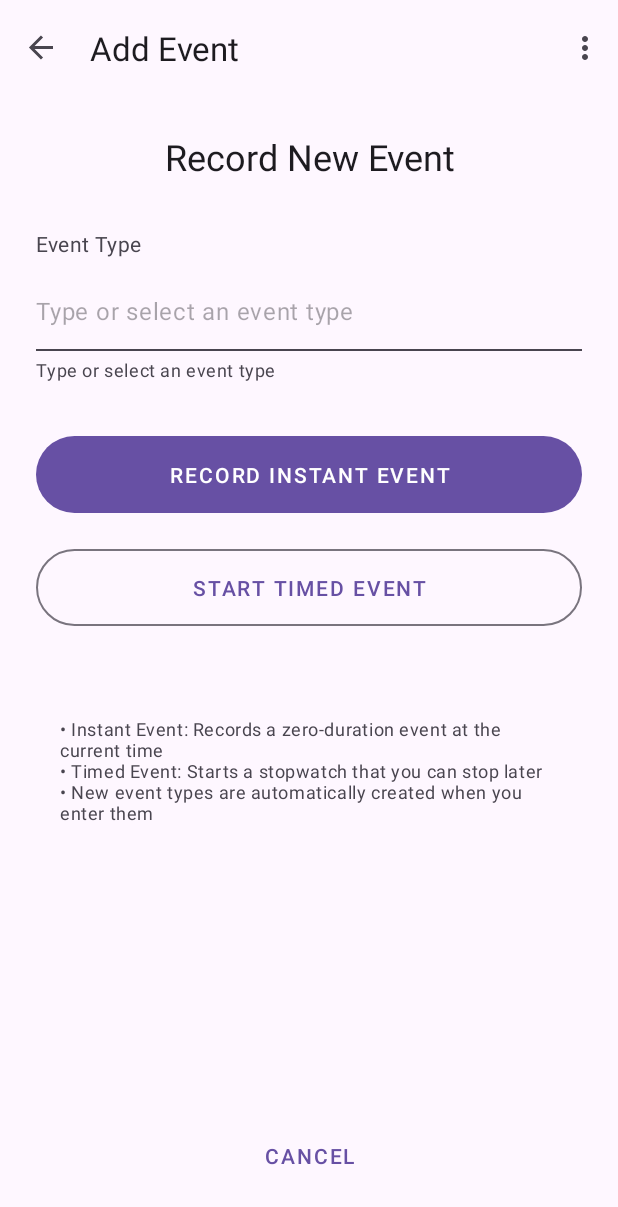
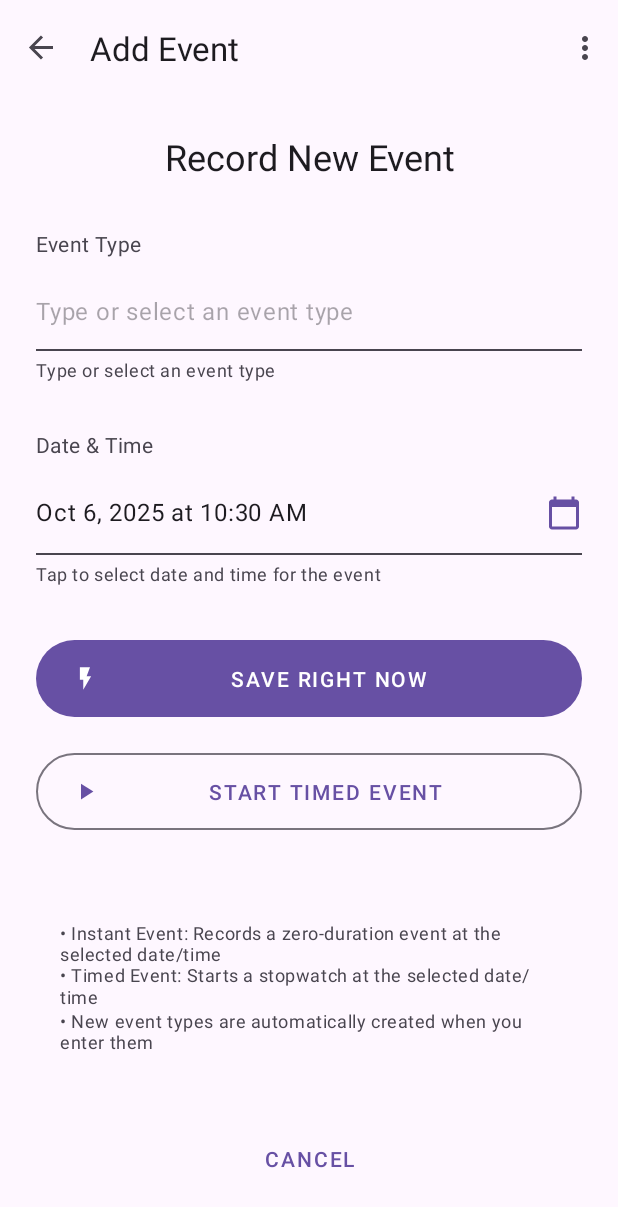
Before and after one commit to tjcelaya/scribcal-android, an Android app: the AddEventFragment screen opened through its navigation route, on a phone screen of 412 x 824 dp. Shown: the top 1207 px of the screen. Run offline under Robolectric (Android 15) with nearby library versions, the phone set to English and light mode, and no system bars; our stand-ins replace navigation-ui.

Commit message:
date-time selection for event creation form and removal of automatic test event creation

```diff
--- a/app/src/main/java/com/tjcelaya/scribcal/ui/tracking/TrackingFragment.kt
+++ b/app/src/main/java/com/tjcelaya/scribcal/ui/tracking/TrackingFragment.kt
@@ -79,11 +79,6 @@ class TrackingFragment : Fragment() {
         val app = requireActivity().application as ScribCalApplication
         val eventRepository = app.eventRepository
         val calendarRepository = app.calendarRepository
-
-        // Ensure some default event types exist for testing
-        lifecycleScope.launch {
-            eventRepository.ensureDefaultEventTypes()
-        }
 
         val factory = TrackingViewModelFactory(eventRepository, calendarRepository)
         viewModel = ViewModelProvider(this, factory)[TrackingViewModel::class.java]
--- a/app/src/main/res/layout/fragment_add_event.xml
+++ b/app/src/main/res/layout/fragment_add_event.xml
@@ -54,6 +54,47 @@
 
     </LinearLayout>
 
+    <!-- Date Time Input -->
+    <LinearLayout
+        android:layout_width="match_parent"
+        android:layout_height="wrap_content"
+        android:layout_marginBottom="32dp"
+        android:orientation="vertical">
+
+        <TextView
+            android:layout_width="match_parent"
+            android:layout_height="wrap_content"
+            android:text="Date &amp; Time"
+            android:textAppearance="?attr/textAppearanceBodyMedium"
+            android:textColor="?attr/colorOnSurfaceVariant"
+            android:layout_marginBottom="8dp" />
+
+        <TextView
+            android:id="@+id/dateTimeDisplay"
+            android:layout_width="match_parent"
+            android:layout_height="wrap_content"
+            android:background="@drawable/text_input_underline_selector"
+            android:paddingTop="16dp"
+            android:paddingBottom="16dp"
+            android:paddingStart="0dp"
+            android:paddingEnd="0dp"
+            android:textAppearance="?attr/textAppearanceBodyLarge"
+            android:clickable="true"
+            android:focusable="true"
+            android:foreground="?android:attr/selectableItemBackground"
+            android:drawableEnd="@drawable/ic_calendar_today"
+            android:drawablePadding="12dp" />
+
+        <TextView
+            android:layout_width="match_parent"
+            android:layout_height="wrap_content"
+            android:text="Tap to select date and time for the event"
+            android:textAppearance="?attr/textAppearanceCaption"
+            android:textColor="?attr/colorOnSurfaceVariant"
+            android:layout_marginTop="4dp" />
+
+    </LinearLayout>
+
     <!-- Action Buttons -->
     <LinearLayout
         android:layout_width="match_parent"
@@ -66,9 +107,11 @@
             android:layout_width="match_parent"
             android:layout_height="wrap_content"
             android:layout_marginBottom="16dp"
-            android:text="Record Instant Event"
+            android:text="Save Right Now"
             android:textAppearance="?attr/textAppearanceButton"
             android:paddingVertical="16dp"
+            app:icon="@drawable/ic_flash"
+            app:iconGravity="start"
             style="@style/Widget.Material3.Button" />
 
         <Button
@@ -79,6 +122,8 @@
             android:text="Start Timed Event"
             android:textAppearance="?attr/textAppearanceButton"
             android:paddingVertical="16dp"
+            app:icon="@drawable/ic_play"
+            app:iconGravity="start"
             style="@style/Widget.Material3.Button.OutlinedButton" />
 
     </LinearLayout>
@@ -88,7 +133,7 @@
         android:layout_width="match_parent"
         android:layout_height="wrap_content"
         android:layout_marginBottom="24dp"
-        android:text="• Instant Event: Records a zero-duration event at the current time\n• Timed Event: Starts a stopwatch that you can stop later\n• New event types are automatically created when you enter them"
+        android:text="• Instant Event: Records a zero-duration event at the selected date/time\n• Timed Event: Starts a stopwatch at the selected date/time\n• New event types are automatically created when you enter them"
         android:textAppearance="?attr/textAppearanceCaption"
         android:textColor="?attr/colorOnSurfaceVariant"
         android:padding="16dp" />
```
Also changed, not shown: app/src/main/java/com/tjcelaya/scribcal/data/EventRepository.kt (+13 -25 lines), app/src/main/java/com/tjcelaya/scribcal/ui/events/AddEventFragment.kt (+69 -2 lines), app/src/main/java/com/tjcelaya/scribcal/ui/events/AddEventViewModel.kt (+4 -4 lines).
